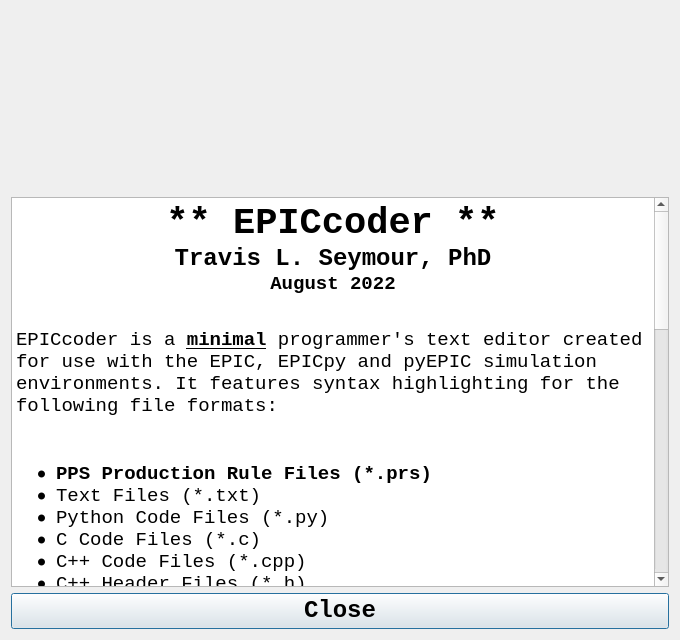
Old version of the form ui/aboutui.ui in the repository travisseymour/epiccoder.
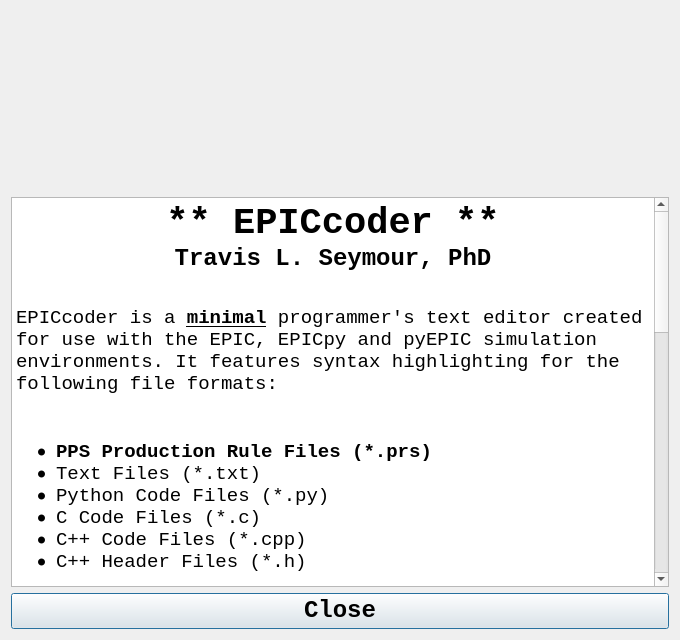
New version of the form.

Commit message: about had hardcoded month, removed it

```diff
--- a/ui/aboutui.ui
+++ b/ui/aboutui.ui
@@ -86,7 +86,6 @@
 &lt;/style&gt;&lt;/head&gt;&lt;body style=&quot; font-family:'Consolas'; font-size:14pt; font-weight:400; font-style:normal;&quot;&gt;
 &lt;p align=&quot;center&quot; style=&quot; margin-top:0px; margin-bottom:0px; margin-left:0px; margin-right:0px; -qt-block-indent:0; text-indent:0px;&quot;&gt;&lt;span style=&quot; font-family:'JetBrains Mono','monospace'; font-size:28pt; font-weight:600; color:#000000;&quot;&gt;** EPICcoder **&lt;/span&gt;&lt;/p&gt;
 &lt;p align=&quot;center&quot; style=&quot; margin-top:0px; margin-bottom:0px; margin-left:0px; margin-right:0px; -qt-block-indent:0; text-indent:0px;&quot;&gt;&lt;span style=&quot; font-family:'JetBrains Mono','monospace'; font-size:18pt; font-weight:600; color:#000000;&quot;&gt;Travis L. Seymour, PhD&lt;/span&gt;&lt;/p&gt;
-&lt;p align=&quot;center&quot; style=&quot; margin-top:0px; margin-bottom:0px; margin-left:0px; margin-right:0px; -qt-block-indent:0; text-indent:0px;&quot;&gt;&lt;span style=&quot; font-family:'JetBrains Mono','monospace'; font-weight:600; color:#000000;&quot;&gt;August 2022&lt;/span&gt;&lt;/p&gt;
 &lt;p style=&quot;-qt-paragraph-type:empty; margin-top:0px; margin-bottom:0px; margin-left:0px; margin-right:0px; -qt-block-indent:0; text-indent:0px;&quot;&gt;&lt;br /&gt;&lt;/p&gt;
 &lt;p style=&quot; margin-top:12px; margin-bottom:12px; margin-left:0px; margin-right:0px; -qt-block-indent:0; text-indent:0px;&quot;&gt;EPICcoder is a &lt;span style=&quot; font-weight:600; text-decoration: underline;&quot;&gt;minimal&lt;/span&gt; programmer's text editor created for use with the EPIC, EPICpy and pyEPIC simulation environments. It features syntax highlighting for the following file formats:  &lt;/p&gt;
 &lt;p style=&quot;-qt-paragraph-type:empty; margin-top:12px; margin-bottom:12px; margin-left:0px; margin-right:0px; -qt-block-indent:0; text-indent:0px;&quot;&gt;&lt;br /&gt;&lt;/p&gt;
```
The commit also changes 1 other file.
